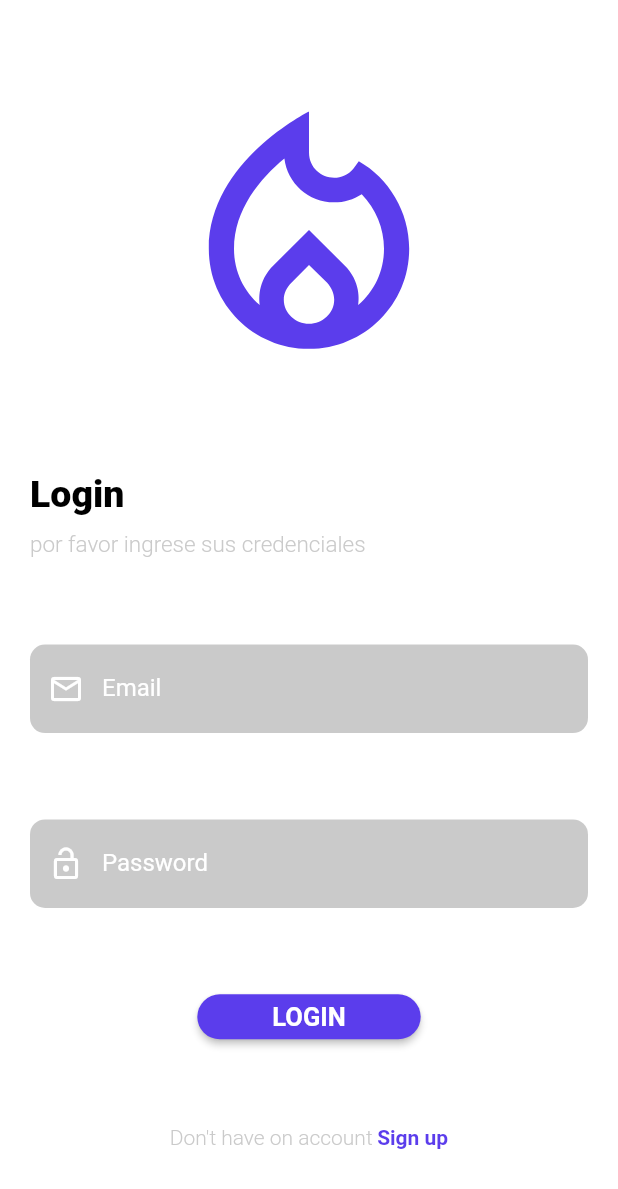
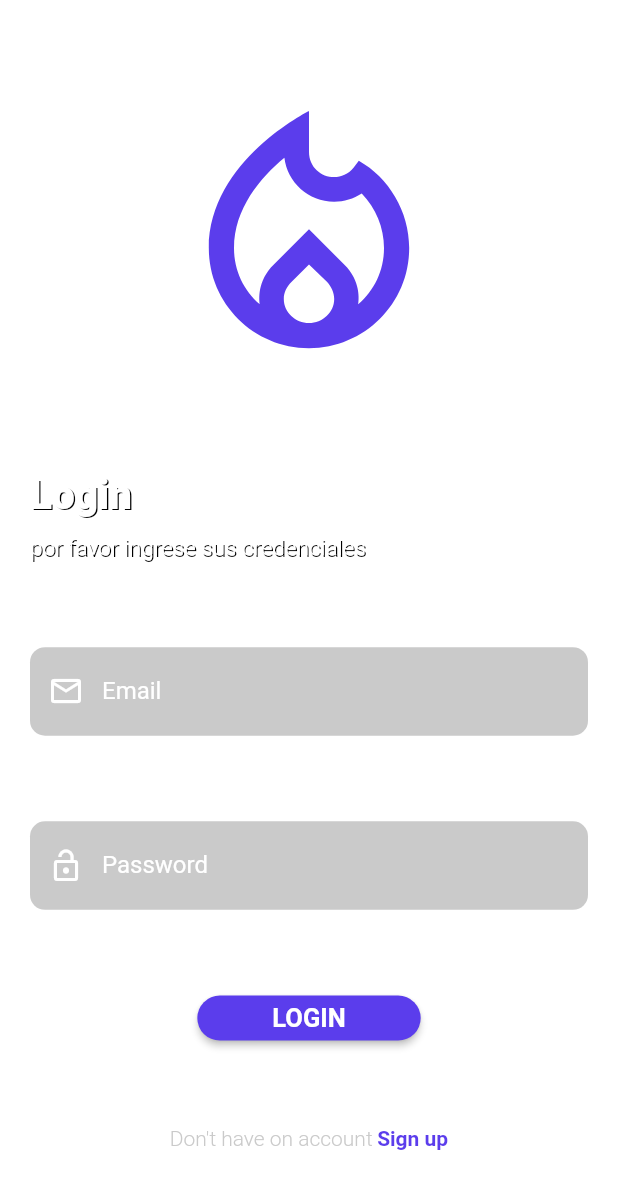
Before and after one commit to JeisonManuelVargas/r5, a Flutter app: the screen it shows after launch, on a phone screen of 412 x 824 dp. Shown: the top 1189 px of the screen. Run offline on Flutter 3.47's test engine with Material 2 defaults, Android fonts, the phone set to English and light mode, and no system bars; our stand-ins replace cloud_firestore, dartz, firebase_auth, firebase_core, flutter_bloc, get_it; missing offline and left inert: image_picker_loading_jm; accounts and stored records are empty.

Commit message:
(feature): implement new colors in home

```diff
--- a/lib/core/util/custom_snack_bar.dart
+++ b/lib/core/util/custom_snack_bar.dart
@@ -10,7 +10,7 @@ ScaffoldFeatureController customSnackBar(
     backgroundColor: isSuccess ? AppColors.second : AppColors.error,
     content: Text(
       content,
-      style: const TextStyle(color: AppColors.black, letterSpacing: 0.5),
+      style: const TextStyle(color: AppColors.primary, letterSpacing: 0.5),
     ),
   ));
 }
--- a/lib/core/widget/custom_title.dart
+++ b/lib/core/widget/custom_title.dart
@@ -1,17 +1,21 @@
 import 'package:flutter/cupertino.dart';
 import 'package:r5/core/util/app_color.dart';
+
+enum Mode { light, dark }
 
 class TitleCustom extends StatelessWidget {
   final String firstTitle;
   final String secondTitle;
   final CrossAxisAlignment? crossAxisAlignment;
+  final Mode mode;
 
-  const TitleCustom({
-    Key? key,
-    this.crossAxisAlignment,
-    required this.firstTitle,
-    required this.secondTitle,
-  }) : super(key: key);
+  const TitleCustom(
+      {Key? key,
+      this.crossAxisAlignment,
+      required this.firstTitle,
+      required this.secondTitle,
+      this.mode = Mode.light})
+      : super(key: key);
 
   @override
   Widget build(BuildContext context) {
@@ -20,14 +24,14 @@ class TitleCustom extends StatelessWidget {
       children: [
         Text(
           firstTitle,
-          style: const TextStyle(
-            fontSize: 25,
-            color: AppColors.black,
+          style: TextStyle(
+            fontSize: 27,
+            color: _generatePrincipalMode(mode),
             fontWeight: FontWeight.w800,
             shadows: [
               Shadow(
-                color: AppColors.primary,
-                offset: Offset(1, 1),
+                color: _generateSecondaryMode(mode),
+                offset: const Offset(1, 1),
               )
             ],
           ),
@@ -35,14 +39,14 @@ class TitleCustom extends StatelessWidget {
         const SizedBox(height: 10),
         Text(
           secondTitle,
-          style: const TextStyle(
+          style: TextStyle(
             fontSize: 15,
-            color: AppColors.disable,
+            color: _generatePrincipalMode(mode),
             fontWeight: FontWeight.w300,
             shadows: [
               Shadow(
-                color: AppColors.primary,
-                offset: Offset(1, 1),
+                color: _generateSecondaryMode(mode),
+                offset: const Offset(1, 1),
               )
             ],
           ),
@@ -50,4 +54,24 @@ class TitleCustom extends StatelessWidget {
       ],
     );
   }
+
+  Color _generatePrincipalMode(Mode mode) {
+    switch (mode) {
+      case Mode.light:
+        return AppColors.primary;
+
+      case Mode.dark:
+        return AppColors.black;
+    }
+  }
+
+  Color _generateSecondaryMode(Mode mode) {
+    switch (mode) {
+      case Mode.light:
+        return AppColors.black;
+
+      case Mode.dark:
+        return AppColors.disable;
+    }
+  }
 }
--- a/lib/features/home/presentation/widget/custom_list_view.dart
+++ b/lib/features/home/presentation/widget/custom_list_view.dart
@@ -48,6 +48,7 @@ class CustomListView extends StatelessWidget {
             margin: const EdgeInsets.symmetric(vertical: 150),
             child: const Center(
               child: TitleCustom(
+                mode: Mode.dark,
                 firstTitle: "Empty list",
                 secondTitle: "At this time we do not have any data",
               ),
--- a/lib/features/home/presentation/widget/header_custom.dart
+++ b/lib/features/home/presentation/widget/header_custom.dart
@@ -8,11 +8,11 @@ class HeaderCustom extends StatelessWidget {
   final Function(String) onTap;
 
   const HeaderCustom({
-    Key? key,
+    super.key,
     required this.title,
     required this.onTap,
     required this.subTitle,
-  }) : super(key: key);
+  });
 
   @override
   Widget build(BuildContext context) {
@@ -62,11 +62,11 @@ class HeaderCustom extends StatelessWidget {
               label,
               style: const TextStyle(
                 fontSize: 20,
-                color: AppColors.black,
+                color: AppColors.primary,
                 fontWeight: FontWeight.w600,
                 shadows: [
                   Shadow(
-                    color: AppColors.primary,
+                    color: AppColors.black,
                     offset: Offset(1, 1),
                   )
                 ],
```
